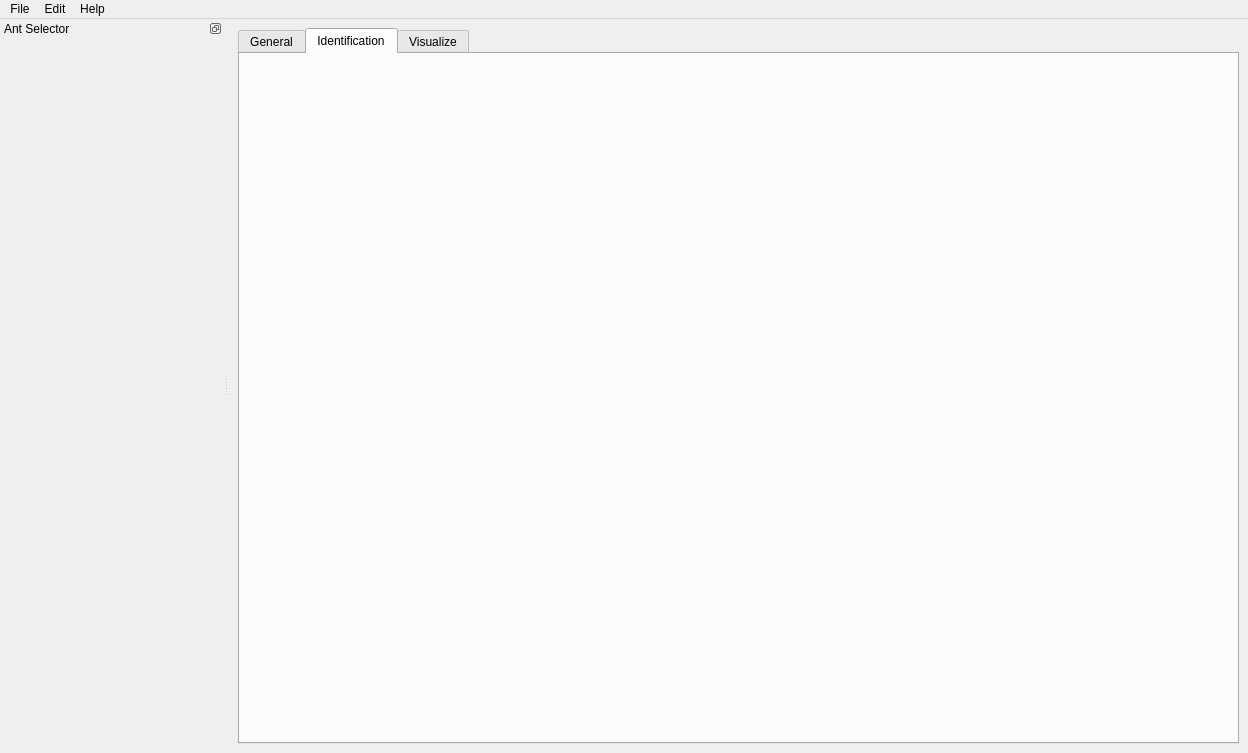
Qt form src/fort-studio/widget/MainWindow.ui (formicidae-tracker/studio) before a commit.
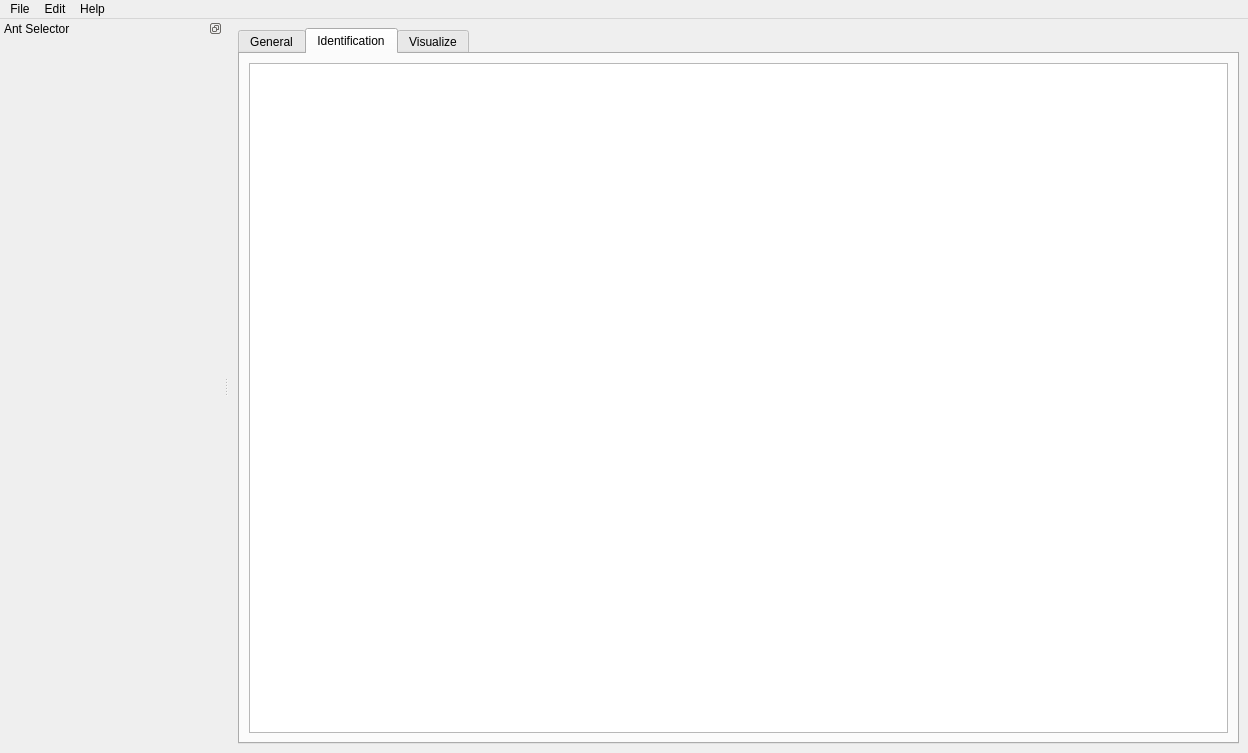
The same form after that commit. The open tabs and pages were chosen to show the change. Icons and pictures are not drawn. Custom widgets are drawn as their Qt base class.

```diff
--- a/src/fort-studio/widget/MainWindow.ui
+++ b/src/fort-studio/widget/MainWindow.ui
@@ -70,6 +70,11 @@
        <attribute name="title">
         <string>Identification</string>
        </attribute>
+       <layout class="QVBoxLayout" name="verticalLayout_6">
+        <item>
+         <widget class="QGraphicsView" name="graphicsView"/>
+        </item>
+       </layout>
       </widget>
       <widget class="QWidget" name="exploreWidget">
        <attribute name="title">
```
Left out of the diff: 2 changed lines with no effect on the pictures.
